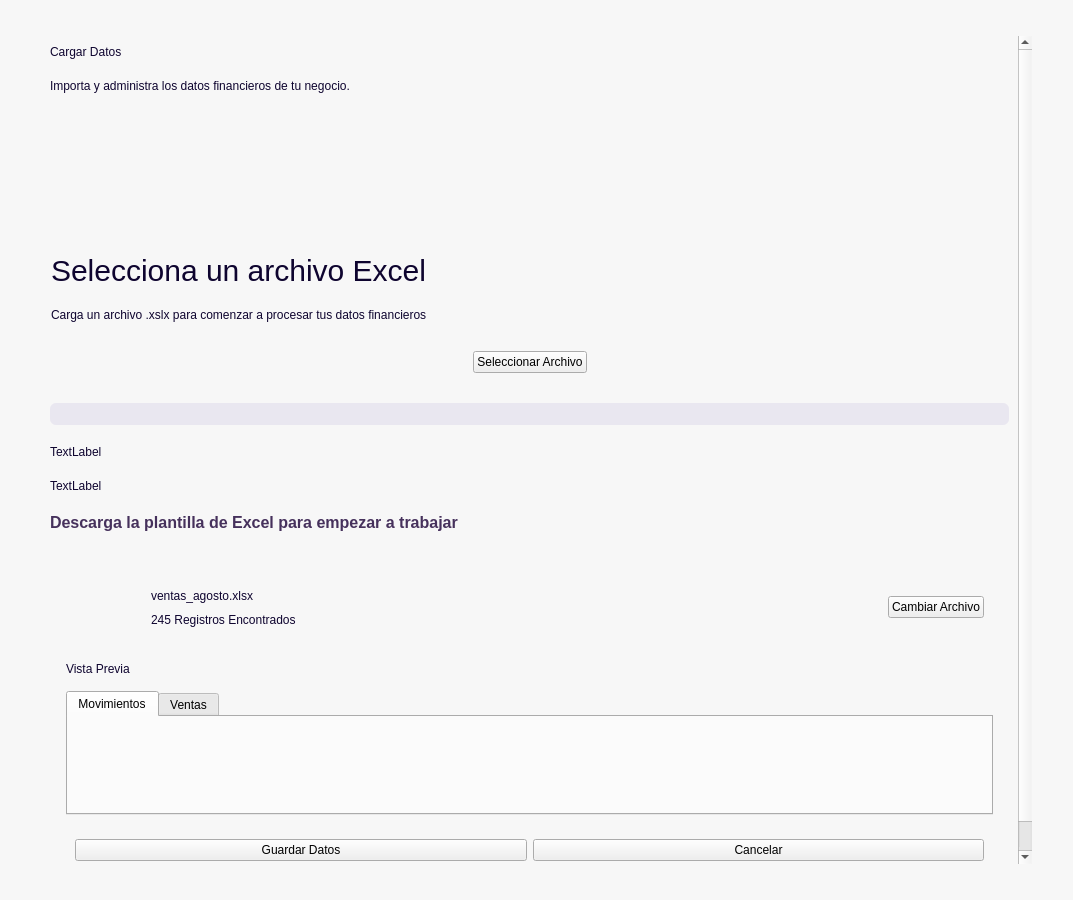
Brando-1510/Proyecto-Integrador-2.0, file app/ui/dashboard/pages/cargar_datos.ui: the form before one commit.
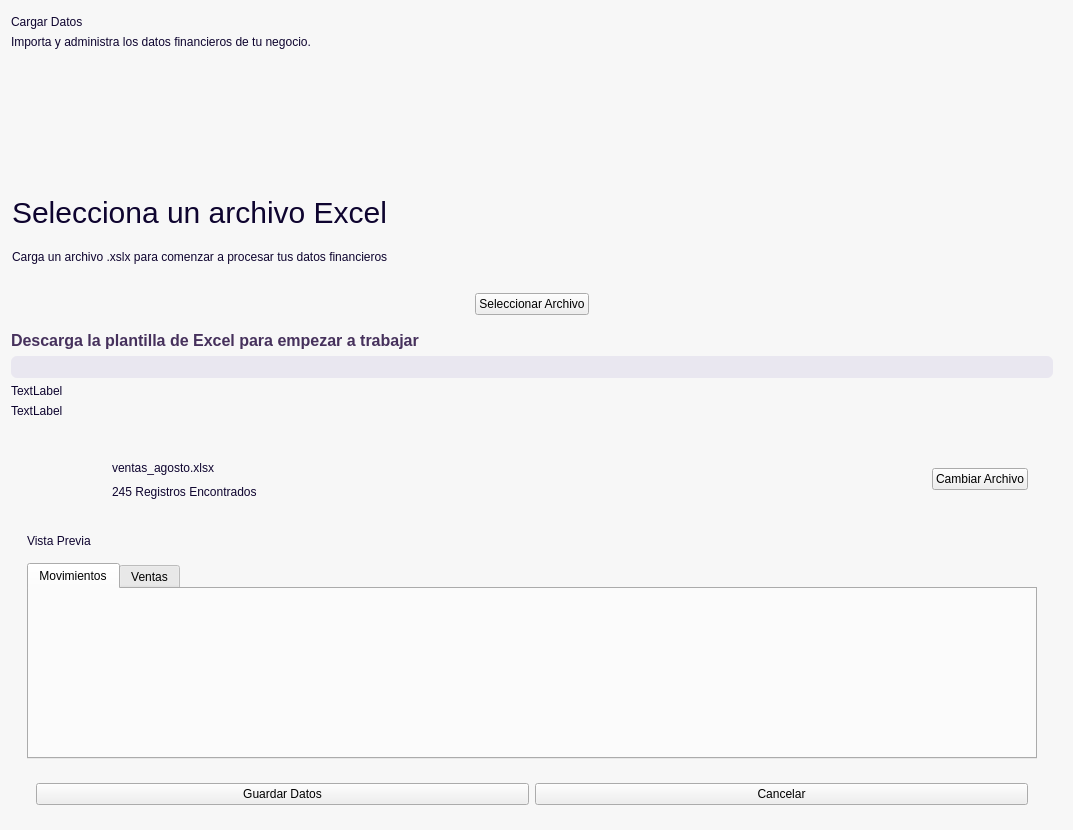
The form after the commit. Icons and pictures are not drawn.

```diff
--- a/app/ui/dashboard/pages/cargar_datos.ui
+++ b/app/ui/dashboard/pages/cargar_datos.ui
@@ -7,7 +7,7 @@
     <x>0</x>
     <y>0</y>
     <width>1073</width>
-    <height>900</height>
+    <height>830</height>
    </rect>
   </property>
   <property name="windowTitle">
@@ -127,114 +127,14 @@
 </string>
   </property>
   <layout class="QVBoxLayout" name="verticalLayout">
-   <item>
-    <layout class="QVBoxLayout" name="verticalLayout_12">
-     <property name="spacing">
-      <number>20</number>
-     </property>
-     <property name="leftMargin">
-      <number>30</number>
-     </property>
      <property name="topMargin">
-      <number>25</number>
+    <number>15</number>
      </property>
      <property name="rightMargin">
-      <number>30</number>
+    <number>20</number>
      </property>
      <property name="bottomMargin">
-      <number>25</number>
-     </property>
-     <item>
-      <widget class="QScrollArea" name="scrollArea">
-       <property name="styleSheet">
-        <string notr="true">/*
------------------------------------------------------------------------------------------------------
-ScrollArea
------------------------------------------------------------------------------------------------------
-*/
-#scrollAreaWidgetContents {
-    background-color: transparent;
-}
-QScrollArea {
-    background-color: transparent;
-    border: none;
-	border-radius:0px;
-}
-
-/* Widget que está dentro del ScrollArea */
-/*QScrollArea &gt; QWidget &gt; QWidget {
-    background-color: #F9F9FC;
-}*/
-
-/* Scrollbar vertical */
-QScrollBar:vertical {
-    background-color: transparent;
-    width: 8px;
-    margin: 4px 2px 4px 0px;
-}
-
-/* Parte que se puede arrastrar */
-QScrollBar::handle:vertical {
-    background-color: #C9C1D5;
-    border-radius: 4px;
-    min-height: 40px;
-}
-
-/* Al pasar el mouse */
-QScrollBar::handle:vertical:hover {
-    background-color: #A99DB8;
-}
-
-/* Ocultar botones de arriba y abajo */
-QScrollBar::add-line:vertical,
-QScrollBar::sub-line:vertical {
-    height: 0px;
-}
-
-/* Espacio antes/después del handle */
-QScrollBar::add-page:vertical,
-QScrollBar::sub-page:vertical {
-    background: transparent;
-}</string>
-       </property>
-       <property name="frameShape">
-        <enum>QFrame::NoFrame</enum>
-       </property>
-       <property name="frameShadow">
-        <enum>QFrame::Plain</enum>
-       </property>
-       <property name="widgetResizable">
-        <bool>true</bool>
-       </property>
-       <widget class="QWidget" name="scrollAreaWidgetContents">
-        <property name="geometry">
-         <rect>
-          <x>0</x>
-          <y>0</y>
-          <width>987</width>
-          <height>933</height>
-         </rect>
-        </property>
-        <property name="sizePolicy">
-         <sizepolicy hsizetype="Expanding" vsizetype="Preferred">
-          <horstretch>0</horstretch>
-          <verstretch>0</verstretch>
-         </sizepolicy>
-        </property>
-        <layout class="QVBoxLayout" name="verticalLayout_2">
-         <property name="leftMargin">
-          <number>9</number>
-         </property>
-         <property name="topMargin">
-          <number>9</number>
-         </property>
-         <property name="rightMargin">
-          <number>9</number>
-         </property>
-         <item>
-          <layout class="QVBoxLayout" name="verticalLayout_11">
-           <property name="spacing">
-            <number>20</number>
+    <number>0</number>
            </property>
            <item>
             <widget class="QLabel" name="lblTitulo">
@@ -270,6 +170,12 @@
            </item>
            <item>
             <widget class="QFrame" name="frameCargarArchivos">
+     <property name="maximumSize">
+      <size>
+       <width>16777215</width>
+       <height>294</height>
+      </size>
+     </property>
              <property name="styleSheet">
               <string notr="true">QLabel{
 qproperty-alignment: 'AlignCenter';
@@ -426,8 +332,37 @@
              </layout>
             </widget>
            </item>
+   <item>
+    <widget class="QLabel" name="label_7">
+     <property name="maximumSize">
+      <size>
+       <width>16777215</width>
+       <height>50</height>
+      </size>
+     </property>
+     <property name="styleSheet">
+      <string notr="true">font-size:16px;
+color: #46315c;
+font-weight:bold;
+qproperty-alignment: 'AlignCenter';</string>
+     </property>
+     <property name="text">
+      <string>&lt;a href=&quot;https://luis-hdz7.github.io/Finanzen-Web/excelTemplate.html&quot; style=&quot;color: #46315c; text-align: center; text-decoration: none;&quot;&gt;Descarga la plantilla de Excel para empezar a trabajar&lt;/a&gt;
+</string>
+     </property>
+     <property name="openExternalLinks">
+      <bool>true</bool>
+     </property>
+    </widget>
+   </item>
            <item>
             <widget class="QProgressBar" name="progressBar">
+     <property name="maximumSize">
+      <size>
+       <width>16777215</width>
+       <height>24</height>
+      </size>
+     </property>
              <property name="value">
               <number>0</number>
              </property>
@@ -438,6 +373,12 @@
            </item>
            <item>
             <widget class="QLabel" name="lblPorcentaje">
+     <property name="maximumSize">
+      <size>
+       <width>16777215</width>
+       <height>20</height>
+      </size>
+     </property>
              <property name="styleSheet">
               <string notr="true">QLabel{
 qproperty-alignment: 'AlignCenter';
@@ -453,6 +394,12 @@
            </item>
            <item>
             <widget class="QLabel" name="lblEstadoImportacion">
+     <property name="maximumSize">
+      <size>
+       <width>16777215</width>
+       <height>20</height>
+      </size>
+     </property>
              <property name="styleSheet">
               <string notr="true">QLabel{
 qproperty-alignment: 'AlignCenter';
@@ -466,23 +413,6 @@
              </property>
             </widget>
            </item>
-           <item>
-            <widget class="QLabel" name="label_7">
-             <property name="styleSheet">
-              <string notr="true">font-size:16px;
-color: #46315c;
-font-weight:bold;
-qproperty-alignment: 'AlignCenter';</string>
-             </property>
-             <property name="text">
-              <string>&lt;a href=&quot;https://luis-hdz7.github.io/Finanzen-Web/excelTemplate.html&quot; style=&quot;color: #46315c; text-align: center; text-decoration: none;&quot;&gt;Descarga la plantilla de Excel para empezar a trabajar&lt;/a&gt;
-</string>
-             </property>
-             <property name="openExternalLinks">
-              <bool>true</bool>
-             </property>
-            </widget>
-           </item>
            <item>
             <widget class="QFrame" name="frameArchivo">
              <property name="sizePolicy">
@@ -772,7 +702,14 @@
                  </attribute>
                  <layout class="QVBoxLayout" name="verticalLayout_8">
                   <item>
-                   <widget class="QTableView" name="movimientosTable"/>
+           <widget class="QTableView" name="movimientosTable">
+            <property name="maximumSize">
+             <size>
+              <width>16777215</width>
+              <height>500</height>
+             </size>
+            </property>
+           </widget>
                   </item>
                  </layout>
                 </widget>
@@ -823,14 +760,6 @@
               </item>
              </layout>
             </widget>
-           </item>
-          </layout>
-         </item>
-        </layout>
-       </widget>
-      </widget>
-     </item>
-    </layout>
    </item>
   </layout>
  </widget>
```
Lines whose indentation alone changed are shown as unchanged.
